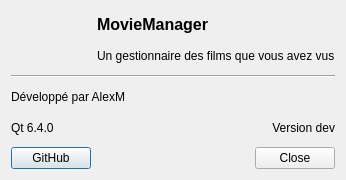
Old version of the form Dialogs/AboutDialog.ui in the repository AmbreM71/MovieManager.
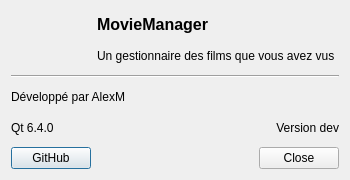
New version of the form. Icons and pictures are not drawn.

Commit message: Fix a warning caused by too small about window geometry

What changed in the file:
```diff
--- a/Dialogs/AboutDialog.ui
+++ b/Dialogs/AboutDialog.ui
@@ -6,7 +6,7 @@
    <rect>
     <x>0</x>
     <y>0</y>
-    <width>335</width>
+    <width>350</width>
     <height>180</height>
    </rect>
   </property>
```
